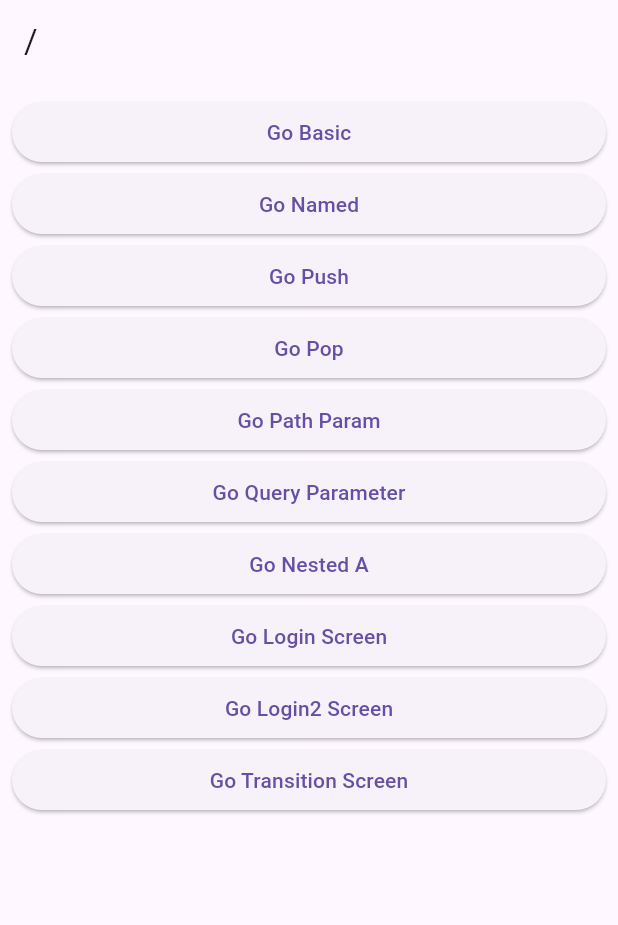
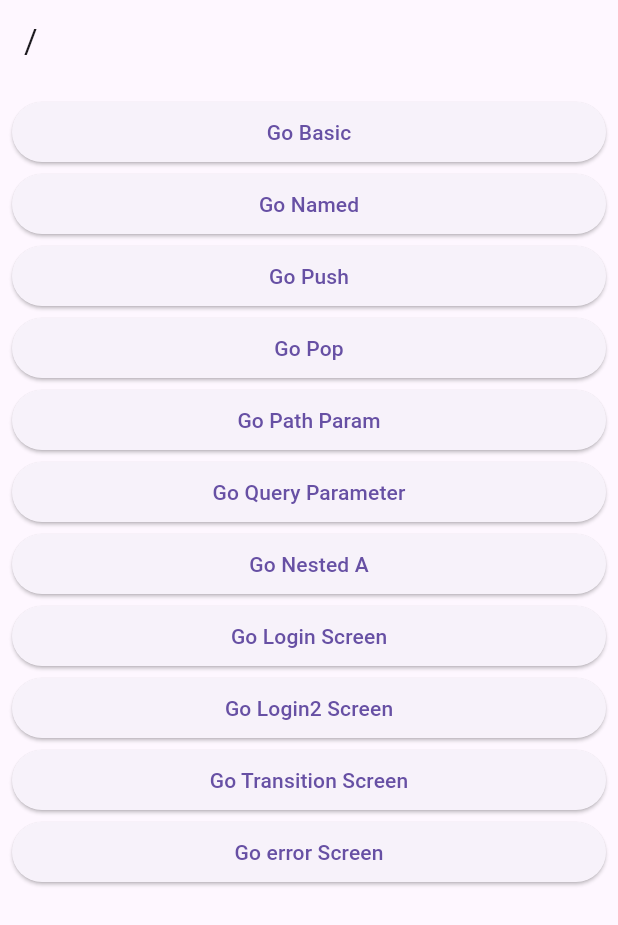
Before and after one commit to SungSeokMin/flutter_libaray, a Flutter app: the screen it shows after launch, on a phone screen of 412 x 824 dp. Shown: the top 925 px of the screen. Run offline on Flutter 3.47's test engine with Material 3 defaults, Android fonts, the phone set to English and light mode, and no system bars; our stand-ins replace equatable, flutter_bloc, flutter_riverpod, freezed_annotation, go_router, riverpod_annotation; generated files the repository leaves out were written again.

Commit message:
Error Screen

```diff
--- a/lib_go_router/lib/route/router.dart
+++ b/lib_go_router/lib/route/router.dart
@@ -2,6 +2,7 @@ import 'package:flutter/cupertino.dart';
 import 'package:go_router/go_router.dart';
 import 'package:go_router_v7/screens/10_transition_screen_1.dart';
 import 'package:go_router_v7/screens/10_transition_screen_2.dart';
+import 'package:go_router_v7/screens/11_error_screen.dart';
 import 'package:go_router_v7/screens/1_basic_screen.dart';
 import 'package:go_router_v7/screens/2_named_screen.dart';
 import 'package:go_router_v7/screens/3_push_screen.dart';
@@ -139,4 +140,7 @@ final router = GoRouter(
       ],
     ),
   ],
+  errorBuilder: (context, state) => ErrorScreen(
+    error: state.error.toString(),
+  ),
 );
--- a/lib_go_router/lib/screens/root_screen.dart
+++ b/lib_go_router/lib/screens/root_screen.dart
@@ -72,6 +72,12 @@ class RootScreen extends StatelessWidget {
             },
             child: Text('Go Transition Screen'),
           ),
+          ElevatedButton(
+            onPressed: () {
+              context.go('/error');
+            },
+            child: Text('Go error Screen'),
+          ),
         ],
       ),
     );
```
Also changed, not shown: lib_go_router/lib/screens/11_error_screen.dart (added, +31 -0 lines).
